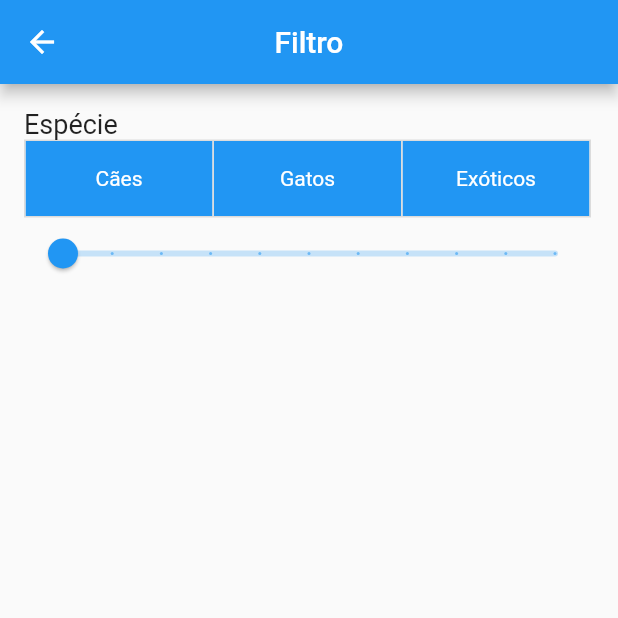
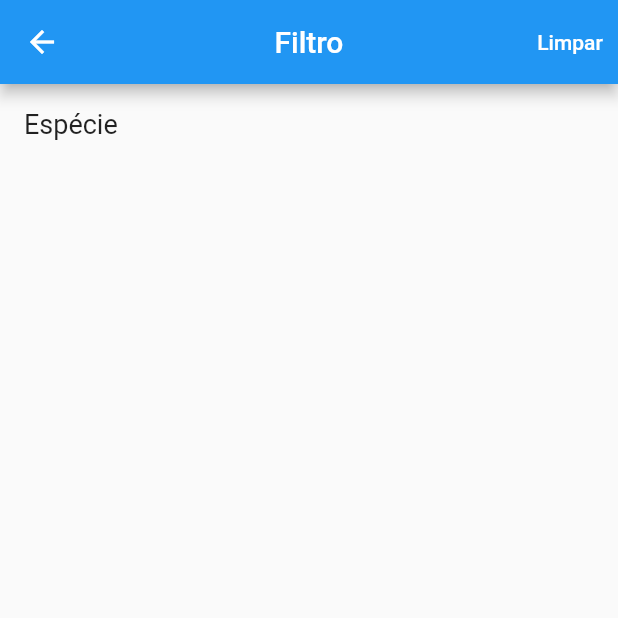
Before and after one commit to Wilian-N-Silva/the_walking_pets, a Flutter app: the LoginPage screen opened directly, after a tap on "Entrar", after a tap on "Filtro", on a phone screen of 412 x 824 dp, the top half of it. Run offline on Flutter 3.47's test engine with Material 2 defaults, Android fonts, the phone set to English and light mode, and no system bars; our stand-ins replace rive, share_plus.

Commit message:
FIX: Temporary login SingleChildScrollView / ADD: HomeFilter route

```diff
--- a/lib/screens/home_filter.dart
+++ b/lib/screens/home_filter.dart
@@ -8,66 +8,32 @@ class HomeFilter extends StatefulWidget {
 }
 
 class _HomeFilterState extends State<HomeFilter> {
-  final List<bool> _selections = List.generate(3, (_) => true);
-  double _currentSliderValue = 0;
-
   @override
   Widget build(BuildContext context) {
     return Scaffold(
       appBar: AppBar(
         title: const Text('Filtro'),
         centerTitle: true,
+        actions: [
+          TextButton(
+            onPressed: () {},
+            child: const Text(
+              'Limpar',
+              style: TextStyle(color: Colors.white),
+            ),
+          )
+        ],
       ),
       body: SafeArea(
         child: Padding(
           padding: const EdgeInsets.all(16.0),
           child: Column(
             crossAxisAlignment: CrossAxisAlignment.start,
-            children: [
-              const Text(
+            children: const [
+              Text(
                 'Espécie',
                 style: TextStyle(fontSize: 18.0),
               ),
-              SizedBox(
-                width: double.maxFinite,
-                child: LayoutBuilder(builder: (context, constraints) {
-                  return ToggleButtons(
-                    constraints: BoxConstraints.expand(
-                      width: (constraints.maxWidth / 3) - 2.0,
-                      height: 50.0,
-                    ),
-                    children: const [
-                      Text('Cães'),
-                      Text('Gatos'),
-                      Text('Exóticos'),
-                    ],
-                    onPressed: (index) {
-                      setState(() {
-                        _selections[index] = !_selections[index];
-                      });
-                    },
-                    selectedColor: Colors.white,
-                    fillColor: Colors.blue,
-                    isSelected: _selections,
-                  );
-                }),
-              ),
-              Slider(
-                value: _currentSliderValue,
-                min: 0,
-                max: 100,
-                divisions: 10,
-                label: _currentSliderValue < 100
-                    ? _currentSliderValue == 0
-                        ? '5km'
-                        : '${_currentSliderValue.round().toString()} km'
-                    : '100+ km',
-                onChanged: (double value) {
-                  setState(() {
-                    _currentSliderValue = value;
-                  });
-                },
-              )
             ],
           ),
         ),
--- a/lib/screens/login.dart
+++ b/lib/screens/login.dart
@@ -15,18 +15,19 @@ class _LoginPageState extends State<LoginPage> {
   @override
   Widget build(BuildContext context) {
     return Scaffold(
-      // resizeToAvoidBottomInset: false,
-      body: SingleChildScrollView(
+      resizeToAvoidBottomInset: false,
+      body: SafeArea(
+        child: Padding(
+          padding: const EdgeInsets.all(16.0),
           child: SizedBox(
             height: MediaQuery.of(context).size.height,
             width: MediaQuery.of(context).size.width,
             child: SafeArea(
               child: Column(
                 children: [
-                const SizedBox(height: 16.0),
                   Column(
-                  children: const [
-                    Text(
+                    children: [
+                      const Text(
                         'Mas me diga...\nJá nos vimos antes?',
                         style: TextStyle(
                           fontSize: 20.0,
@@ -34,18 +35,14 @@ class _LoginPageState extends State<LoginPage> {
                         textAlign: TextAlign.center,
                       ),
                       SizedBox(
-                      height: 300.0,
-                      child: RiveAnimation.asset(
+                        height: MediaQuery.of(context).size.height / 3,
+                        child: const RiveAnimation.asset(
                           'assets/animations/blue/cautious_dog_bro.riv',
                         ),
                       ),
                     ],
                   ),
                   Expanded(
-                  child: Container(
-                    padding: const EdgeInsets.symmetric(
-                      horizontal: 16.0,
-                    ),
                     child: Column(
                       mainAxisAlignment: MainAxisAlignment.start,
                       children: [
@@ -122,9 +119,9 @@ class _LoginPageState extends State<LoginPage> {
                         )
                       ],
                     ),
-                  ),
                   )
                 ],
+              ),
             ),
           ),
         ),
--- a/lib/screens/onboarding/step_one.dart
+++ b/lib/screens/onboarding/step_one.dart
@@ -26,7 +26,7 @@ class OnboardingStepOne extends StatelessWidget {
                     ),
                   ),
                   SizedBox(
-                    height: 350.0,
+                    height: MediaQuery.of(context).size.height / 2,
                     child: Column(
                       mainAxisAlignment: MainAxisAlignment.spaceAround,
                       children: const [
@@ -52,9 +52,9 @@ class OnboardingStepOne extends StatelessWidget {
             ),
 
             // Animação
-            const SizedBox(
-              height: 300.0,
-              child: RiveAnimation.asset(
+            SizedBox(
+              height: MediaQuery.of(context).size.height / 3,
+              child: const RiveAnimation.asset(
                 'assets/animations/blue/good_doggy_pana.riv',
                 animations: ['intro', 'idle'],
                 controllers: [],
```
Also changed, not shown: lib/main.dart (+2 -7 lines). Lines whose indentation alone changed are shown as unchanged.
